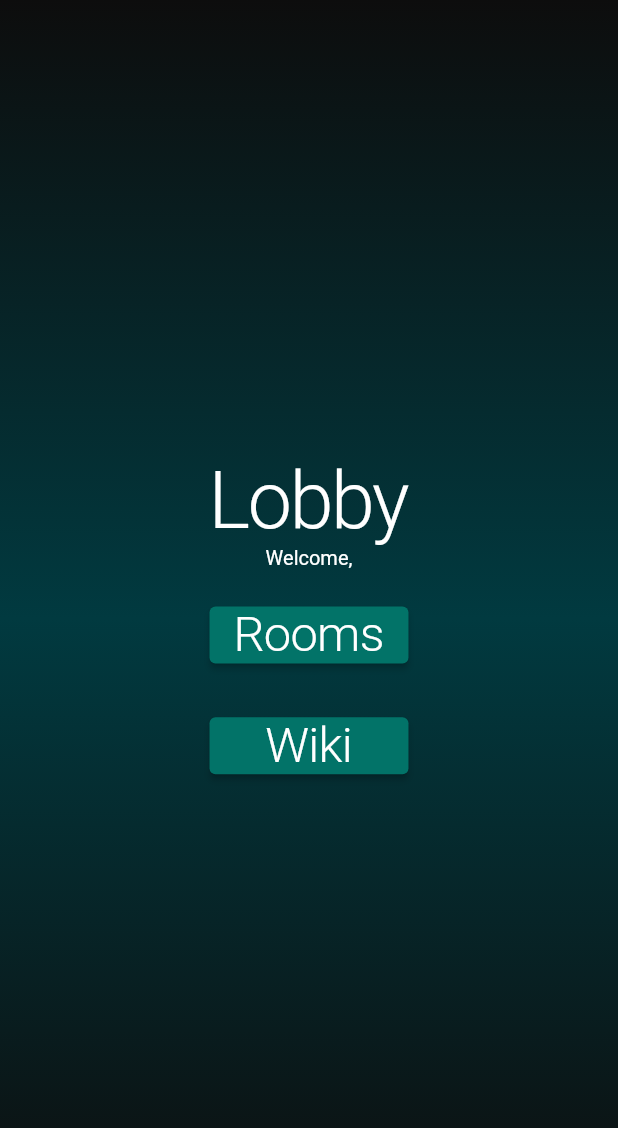
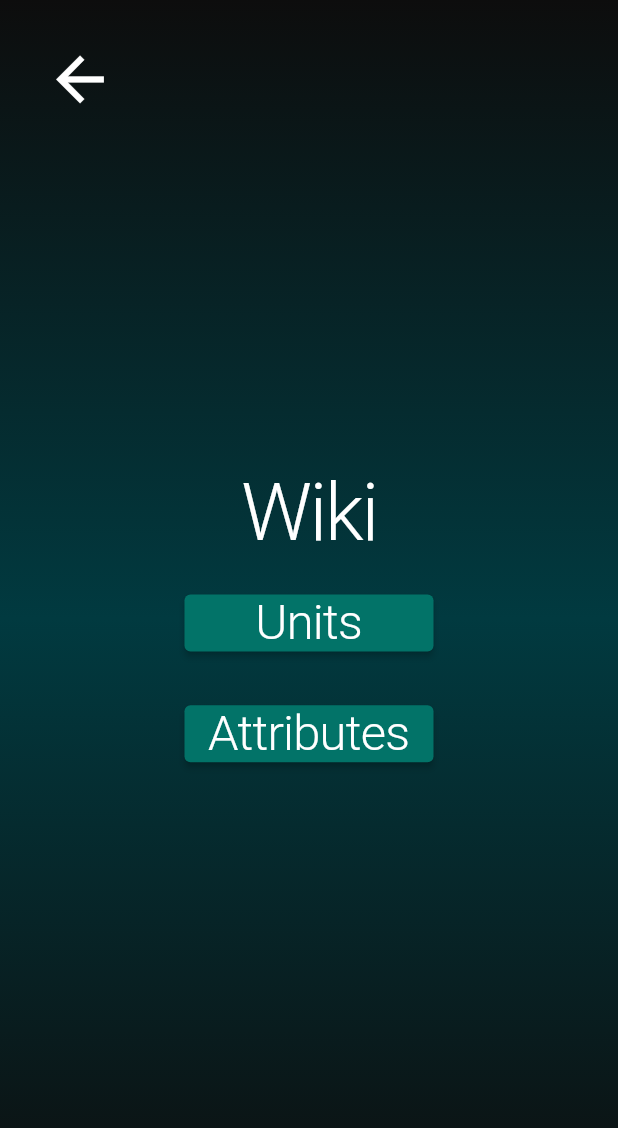
Before and after one commit to ItayElf/Malory, a Flutter app: the Lobby screen opened by its route, after a tap on "Wiki", on a phone screen of 412 x 824 dp. Shown: the top 1128 px of the screen. Run offline on Flutter 3.47's test engine with Material 2 defaults, Android fonts, the light colour scheme and no system bars; our stand-ins replace google_fonts.

Commit message:
wiki screen

```diff
--- a/lib/screens/lobby_screen.dart
+++ b/lib/screens/lobby_screen.dart
@@ -52,7 +52,9 @@ class Lobby extends StatelessWidget {
                   style: ElevatedButton.styleFrom(
                     primary: Theme.of(context).primaryColor,
                   ),
-                  onPressed: () {},
+                  onPressed: () {
+                    Navigator.of(context).pushNamed("/wiki");
+                  },
                   child: Text(
                     "Wiki",
                     style: Theme.of(context).textTheme.headline2,
--- /dev/null
+++ b/lib/screens/wiki/wiki_screen.dart
@@ -0,0 +1,87 @@
+import 'package:flutter/material.dart';
+import 'package:malory/utils.dart';
+
+class Wiki extends StatelessWidget {
+  const Wiki({Key? key}) : super(key: key);
+
+  @override
+  Widget build(BuildContext context) {
+    return LayoutBuilder(
+      builder: (context, constraints) => Material(
+        child: Builder(builder: (context) {
+          return Container(
+            decoration: const BoxDecoration(
+              gradient: LinearGradient(
+                begin: Alignment.topCenter,
+                end: Alignment.bottomCenter,
+                colors: [
+                  Color(0xff0d0d0d),
+                  Color(0xff013a40),
+                  Color(0xff0d0d0d)
+                ],
+              ),
+            ),
+            child: Stack(
+              children: [
+                Positioned(
+                  top: convert(40),
+                  left: convert(40),
+                  child: InkWell(
+                    child: Icon(
+                      Icons.arrow_back,
+                      color: Colors.white,
+                      size: convert(64),
+                    ),
+                    onTap: Navigator.of(context).pop,
+                  ),
+                ),
+                Align(
+                  alignment: Alignment.center,
+                  child: IntrinsicWidth(
+                    child: Column(
+                      mainAxisSize: MainAxisSize.min,
+                      crossAxisAlignment: CrossAxisAlignment.stretch,
+                      children: [
+                        Text(
+                          "Wiki",
+                          style: Theme.of(context).textTheme.headline1,
+                          textAlign: TextAlign.center,
+                        ),
+                        SizedBox(
+                          height: convert(25),
+                        ),
+                        ElevatedButton(
+                          style: ElevatedButton.styleFrom(
+                            primary: Theme.of(context).primaryColor,
+                          ),
+                          onPressed: () {},
+                          child: Text(
+                            "Units",
+                            style: Theme.of(context).textTheme.headline2,
+                          ),
+                        ),
+                        SizedBox(
+                          height: convert(35),
+                        ),
+                        ElevatedButton(
+                          style: ElevatedButton.styleFrom(
+                            primary: Theme.of(context).primaryColor,
+                          ),
+                          onPressed: () {},
+                          child: Text(
+                            "Attributes",
+                            style: Theme.of(context).textTheme.headline2,
+                          ),
+                        ),
+                      ],
+                    ),
+                  ),
+                )
+              ],
+            ),
+          );
+        }),
+      ),
+    );
+  }
+}
--- a/lib/services/router.dart
+++ b/lib/services/router.dart
@@ -3,6 +3,7 @@ import 'package:flutter/material.dart';
 import 'package:malory/screens/auth_screen.dart';
 import 'package:malory/screens/home_screen.dart';
 import 'package:malory/screens/lobby_screen.dart';
+import 'package:malory/screens/wiki/wiki_screen.dart';
 import 'package:malory/services/custom_page_route.dart';
 
 class RouterHelper {
@@ -30,6 +31,11 @@ class RouterHelper {
           builder: (_) => const Lobby(),
           settings: settings,
         );
+      case "/wiki":
+        return CustomPageRoute(
+          builder: (_) => const Wiki(),
+          settings: settings,
+        );
       default:
         return CustomPageRoute(
           settings: settings,
```
